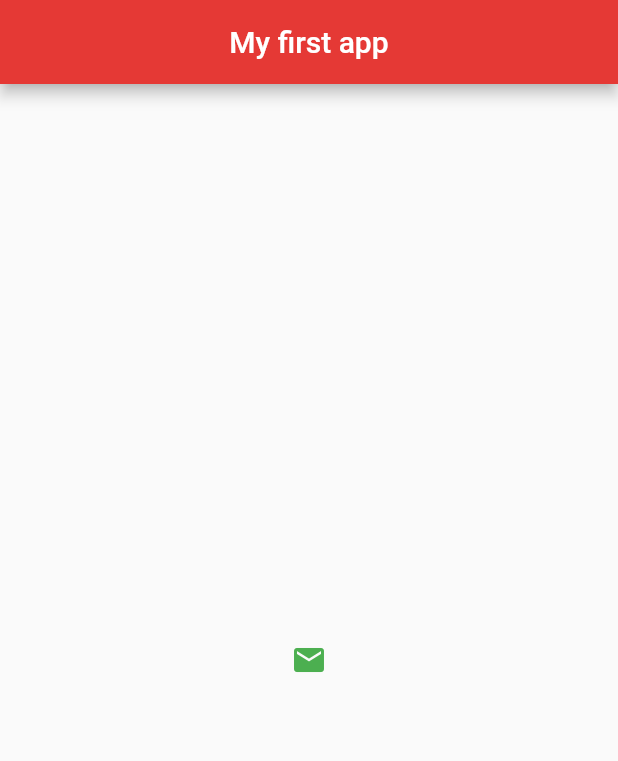
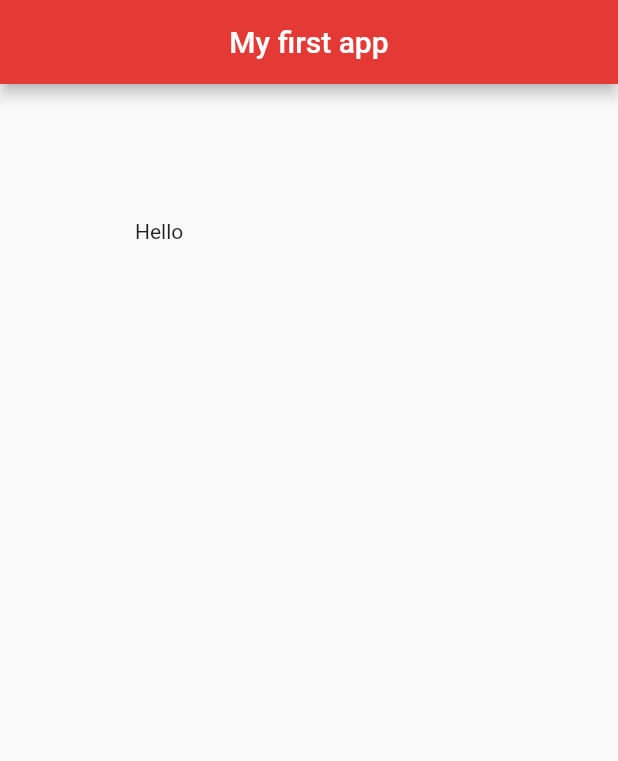
Before and after one commit to Mujirin/trying_flutter, a Flutter app: the screen it shows after launch, on a phone screen of 412 x 824 dp. Shown: the top 761 px of the screen. Run offline on Flutter 3.47's test engine with Material 2 defaults, Android fonts, the phone set to English and light mode, and no system bars.

Commit message:
Container and padding.

```diff
--- a/lib/main.dart
+++ b/lib/main.dart
@@ -16,12 +16,9 @@ class Home extends StatelessWidget {
         centerTitle: true,
         backgroundColor: Colors.red[600],
       ),
-      body: Center(
-        child: IconButton(
-          onPressed: (){print("yes");},
-          icon: Icon(Icons.mail),
-          color: Colors.green,
-        ),
+      body: Padding(
+        padding: EdgeInsets.all(90),
+        child: Text("Hello"),
       ),
       floatingActionButton: FloatingActionButton(
         onPressed: () {},
```
